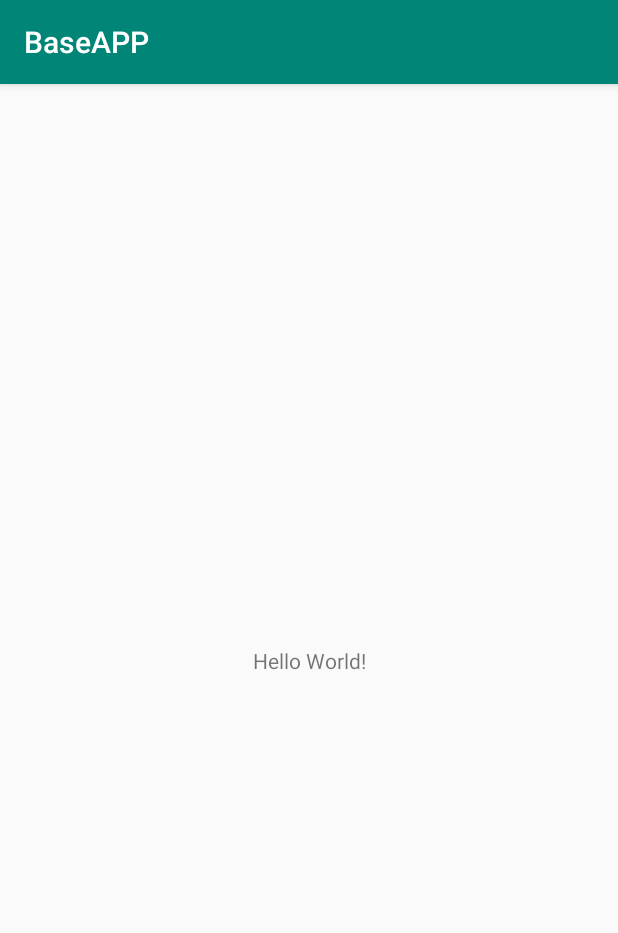
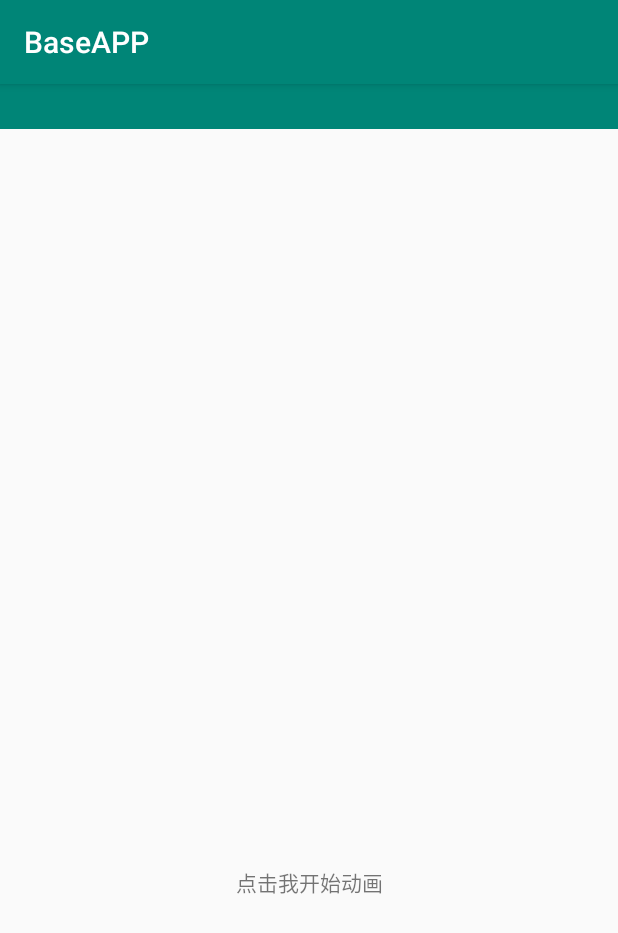
Before and after one commit to qingguoguo/BaseApp, an Android app: the screen it shows after launch (MainActivity), on a phone screen of 412 x 824 dp. Shown: the top 933 px of the screen. Run offline under Robolectric (Android 15) with nearby library versions, the phone set to English and light mode, and no system bars.

Commit message:
添加ndk样例

```diff
--- a/app/build.gradle
+++ b/app/build.gradle
@@ -16,6 +16,10 @@ android {
             proguardFiles getDefaultProguardFile('proguard-android-optimize.txt'), 'proguard-rules.pro'
         }
     }
+    sourceSets.main {
+        jni.srcDirs = []
+        jniLibs.srcDir 'src/main/libs'
+    }
 }
 
 dependencies {
@@ -25,4 +29,5 @@ dependencies {
     testImplementation 'junit:junit:4.12'
     androidTestImplementation 'com.android.support.test:runner:1.0.2'
     androidTestImplementation 'com.android.support.test.espresso:espresso-core:3.0.2'
+    implementation project(path: ':commonlib')
 }
--- a/app/src/main/AndroidManifest.xml
+++ b/app/src/main/AndroidManifest.xml
@@ -1,6 +1,7 @@
 <?xml version="1.0" encoding="utf-8"?>
 <manifest xmlns:android="http://schemas.android.com/apk/res/android"
     package="com.qgg.baseapp" >
+    <uses-sdk android:targetSdkVersion="28"/>
 
     <application
         android:allowBackup="true"
--- a/app/src/main/res/layout/activity_main.xml
+++ b/app/src/main/res/layout/activity_main.xml
@@ -1,16 +1,34 @@
 <?xml version="1.0" encoding="utf-8"?>
-<android.support.constraint.ConstraintLayout
-    xmlns:android="http://schemas.android.com/apk/res/android"
+<android.support.constraint.ConstraintLayout xmlns:android="http://schemas.android.com/apk/res/android"
+    xmlns:app="http://schemas.android.com/apk/res-auto"
     xmlns:tools="http://schemas.android.com/tools"
-    xmlns:app="http://schemas.android.com/apk/res-auto"
     android:layout_width="match_parent"
     android:layout_height="match_parent"
     tools:context=".MainActivity">
 
+    <ImageView
+        android:id="@+id/iv"
+        android:layout_width="match_parent"
+        android:layout_height="30dp"
+        android:src="@color/colorPrimary"
+        tools:layout_editor_absoluteX="-16dp"
+        tools:layout_editor_absoluteY="685dp" />
+
     <TextView
         android:layout_width="wrap_content"
         android:layout_height="wrap_content"
-        android:text="Hello World!"
+        android:onClick="startAnimator"
+        android:text="点击我开始动画"
+        app:layout_constraintBottom_toBottomOf="parent"
+        app:layout_constraintLeft_toLeftOf="parent"
+        app:layout_constraintRight_toRightOf="parent"
+        app:layout_constraintTop_toTopOf="parent"
+        app:layout_constraintVertical_bias="0.698" />
+
+    <TextView
+        android:id="@+id/tv"
+        android:layout_width="wrap_content"
+        android:layout_height="wrap_content"
         app:layout_constraintBottom_toBottomOf="parent"
         app:layout_constraintLeft_toLeftOf="parent"
         app:layout_constraintRight_toRightOf="parent"
```
Also changed, not shown: app/src/main/java/com/qgg/baseapp/MainActivity.java (+44 -1 lines), app/src/main/java/com/qgg/jni/HelloLibrary.java (added, +15 -0 lines), 7 other files.
